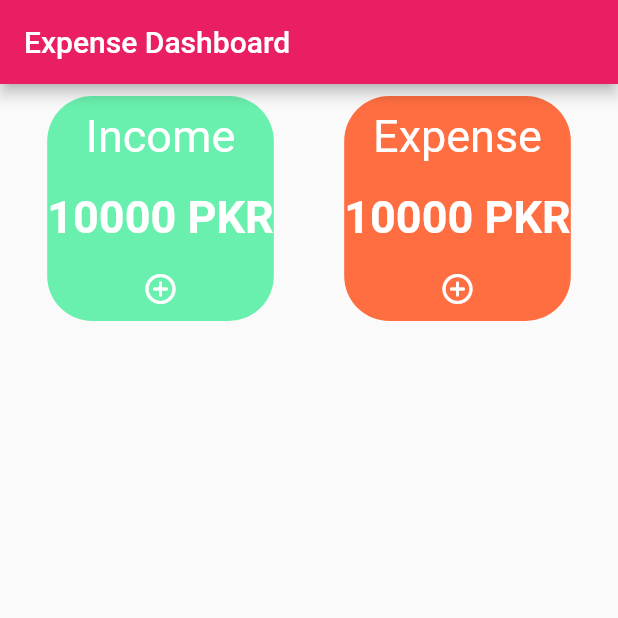
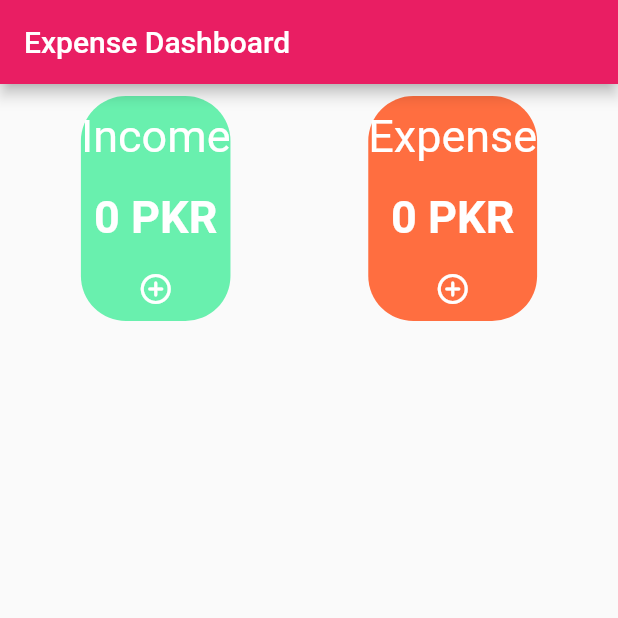
Before and after one commit to 20sw084/ema, a Flutter app: the screen it shows after launch, on a phone screen of 412 x 824 dp, the top half of it. Run offline on Flutter 3.47's test engine with Material 2 defaults, Android fonts, the phone set to English and light mode, and no system bars; our stand-ins replace firebase_core, firebase_database, flutter_native_splash; accounts and stored records are empty; statements that could not run were skipped.

Commit message:
Write Opss

```diff
--- a/lib/screens/dashboard.dart
+++ b/lib/screens/dashboard.dart
@@ -13,7 +13,7 @@ class Dashboard extends StatefulWidget {
 }
 
 class _DashboardState extends State<Dashboard> {
-
+  int income = 0, expense = 0;
   Query databaseRef = FirebaseDatabase.instance.ref().child('budgetTree');
 
   @override
@@ -37,7 +37,7 @@ class _DashboardState extends State<Dashboard> {
         ),
         body: Column(
           children: <Widget>[
-            HorizontalCard(),
+            HorizontalCard(income: income, expense: expense,),
             Flexible(
               child: FirebaseAnimatedList(
                 shrinkWrap: true,
@@ -47,6 +47,14 @@ class _DashboardState extends State<Dashboard> {
                       Animation<double> animation, int index) {
                     Map _budget = snapshot.value as Map;
                     _budget['key'] = snapshot.key;
+                    // setState(() {
+                      if(int.parse(_budget["amount"]) > 0){
+                        income += int.parse(_budget["amount"]);
+                      }
+                      else{
+                        expense += int.parse(_budget["amount"]);
+                      }
+                    // });
                     return ListTile(
                         leading: Text((index + 1).toString()),
                         trailing: Text(
--- a/lib/widgets/horizontal_card.dart
+++ b/lib/widgets/horizontal_card.dart
@@ -1,14 +1,18 @@
 import 'package:ema/screens/add_screen.dart';
+import 'package:firebase_database/firebase_database.dart';
 import 'package:flutter/material.dart';
 
 class HorizontalCard extends StatefulWidget {
-  const HorizontalCard({Key? key}) : super(key: key);
+  int income = 0, expense = 0;
+  HorizontalCard({Key? key, required this.income, required this.expense}) : super(key: key);
 
   @override
   State<HorizontalCard> createState() => _HorizontalCardState();
 }
 
 class _HorizontalCardState extends State<HorizontalCard> {
+  Query databaseRef = FirebaseDatabase.instance.ref('budgetTree').orderByChild("amount");
+
   @override
   Widget build(BuildContext context) {
     return Padding(
@@ -19,6 +23,22 @@ class _HorizontalCardState extends State<HorizontalCard> {
         child: Row(
           mainAxisAlignment: MainAxisAlignment.spaceAround,
           children: [
+            // FirebaseAnimatedList(
+            //   // shrinkWrap: true,
+            //   query: databaseRef,
+            //   itemBuilder: (BuildContext context, DataSnapshot snapshot,
+            //       Animation<double> animation, int index) {
+            //     Map _budget = snapshot.value as Map;
+            //     _budget['key'] = snapshot.key;
+            //     if(int.parse(_budget["amount"]) > 0){
+            //       income += int.parse(_budget["amount"]);
+            //     }
+            //     else{
+            //       expense += int.parse(_budget["amount"]);
+            //     }
+            //     return SizedBox();
+            //   },
+            // ),
             Container(
               decoration: BoxDecoration(
                 color: Colors.greenAccent,
@@ -28,7 +48,7 @@ class _HorizontalCardState extends State<HorizontalCard> {
                 mainAxisAlignment: MainAxisAlignment.spaceAround,
                 children: [
                   Text("Income", style: textStyle(context),),
-                  Text("10000 PKR", style: priceTextStyle(context),),
+                  Text("${widget.income.toString()} PKR", style: priceTextStyle(context),),
                   GestureDetector(
                     child: const Icon(Icons.add_circle_outline_rounded,color: Colors.white,),
                     onTap: (){
@@ -47,7 +67,8 @@ class _HorizontalCardState extends State<HorizontalCard> {
                 mainAxisAlignment: MainAxisAlignment.spaceAround,
                 children: [
                   Text("Expense", style: textStyle(context),),
-                  Text("10000 PKR", style: priceTextStyle(context),),
+                  Text(
+                    "${widget.expense.toString()} PKR", style: priceTextStyle(context),),
                   GestureDetector(
                     child: const Icon(Icons.add_circle_outline_rounded,color: Colors.white,),
                     onTap: (){
```
